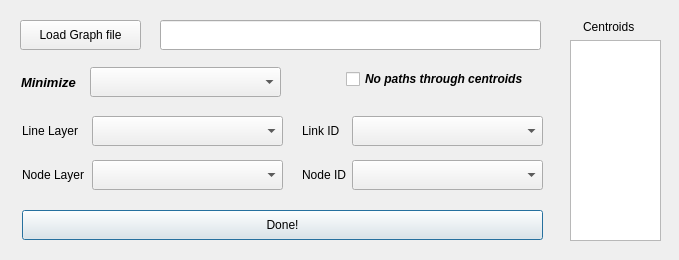
This is common_tools/forms/ui_load_network_info.ui in AequilibraE/qaequilibrae as Qt 5 draws it before an edit. The edited form follows.
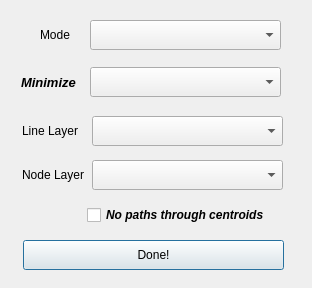
This is the edited form.

```diff
--- a/common_tools/forms/ui_load_network_info.ui
+++ b/common_tools/forms/ui_load_network_info.ui
@@ -9,8 +9,8 @@
    <rect>
     <x>0</x>
     <y>0</y>
-    <width>679</width>
-    <height>260</height>
+    <width>312</width>
+    <height>288</height>
    </rect>
   </property>
   <property name="windowTitle">
@@ -22,9 +22,9 @@
   <widget class="QPushButton" name="do_load_graph">
    <property name="geometry">
     <rect>
-     <x>22</x>
-     <y>210</y>
-     <width>521</width>
+     <x>23</x>
+     <y>240</y>
+     <width>261</width>
      <height>30</height>
     </rect>
    </property>
@@ -32,41 +32,6 @@
     <string>Done!</string>
    </property>
   </widget>
-  <widget class="QComboBox" name="cb_data_field">
-   <property name="geometry">
-    <rect>
-     <x>352</x>
-     <y>160</y>
-     <width>191</width>
-     <height>30</height>
-    </rect>
-   </property>
-   <property name="font">
-    <font>
-     <weight>75</weight>
-     <italic>true</italic>
-     <bold>true</bold>
-    </font>
-   </property>
-  </widget>
-  <widget class="QLabel" name="progress_label_5">
-   <property name="geometry">
-    <rect>
-     <x>302</x>
-     <y>165</y>
-     <width>51</width>
-     <height>20</height>
-    </rect>
-   </property>
-   <property name="font">
-    <font>
-     <pointsize>9</pointsize>
-    </font>
-   </property>
-   <property name="text">
-    <string>Node ID</string>
-   </property>
-  </widget>
   <widget class="QLabel" name="progress_label_4">
    <property name="geometry">
     <rect>
@@ -105,8 +70,8 @@
   <widget class="QComboBox" name="cb_link_id_field">
    <property name="geometry">
     <rect>
-     <x>352</x>
-     <y>116</y>
+     <x>90</x>
+     <y>20</y>
      <width>191</width>
      <height>30</height>
     </rect>
@@ -157,8 +122,8 @@
   <widget class="QLabel" name="progress_label_7">
    <property name="geometry">
     <rect>
-     <x>302</x>
-     <y>121</y>
+     <x>40</x>
+     <y>25</y>
      <width>51</width>
      <height>20</height>
     </rect>
@@ -169,14 +134,14 @@
     </font>
    </property>
    <property name="text">
-    <string>Link ID</string>
+    <string>Mode</string>
    </property>
   </widget>
   <widget class="QCheckBox" name="block_paths">
    <property name="geometry">
     <rect>
-     <x>346</x>
-     <y>69</y>
+     <x>87</x>
+     <y>205</y>
      <width>191</width>
      <height>20</height>
     </rect>
@@ -231,64 +196,6 @@
     </font>
    </property>
   </widget>
-  <widget class="QPushButton" name="load_graph_from_file">
-   <property name="geometry">
-    <rect>
-     <x>20</x>
-     <y>20</y>
-     <width>121</width>
-     <height>30</height>
-    </rect>
-   </property>
-   <property name="text">
-    <string>Load Graph file</string>
-   </property>
-  </widget>
-  <widget class="QLineEdit" name="graph_file_name">
-   <property name="geometry">
-    <rect>
-     <x>160</x>
-     <y>20</y>
-     <width>381</width>
-     <height>30</height>
-    </rect>
-   </property>
-   <property name="font">
-    <font>
-     <weight>75</weight>
-     <italic>true</italic>
-     <bold>true</bold>
-    </font>
-   </property>
-  </widget>
-  <widget class="QLabel" name="progress_label_3">
-   <property name="geometry">
-    <rect>
-     <x>583</x>
-     <y>17</y>
-     <width>61</width>
-     <height>20</height>
-    </rect>
-   </property>
-   <property name="font">
-    <font>
-     <pointsize>9</pointsize>
-    </font>
-   </property>
-   <property name="text">
-    <string>Centroids</string>
-   </property>
-  </widget>
-  <widget class="QListView" name="centroid_list_view">
-   <property name="geometry">
-    <rect>
-     <x>570</x>
-     <y>40</y>
-     <width>91</width>
-     <height>201</height>
-    </rect>
-   </property>
-  </widget>
  </widget>
  <resources/>
  <connections/>
```
Left out of the diff: 2 changed lines with no effect on the pictures.
